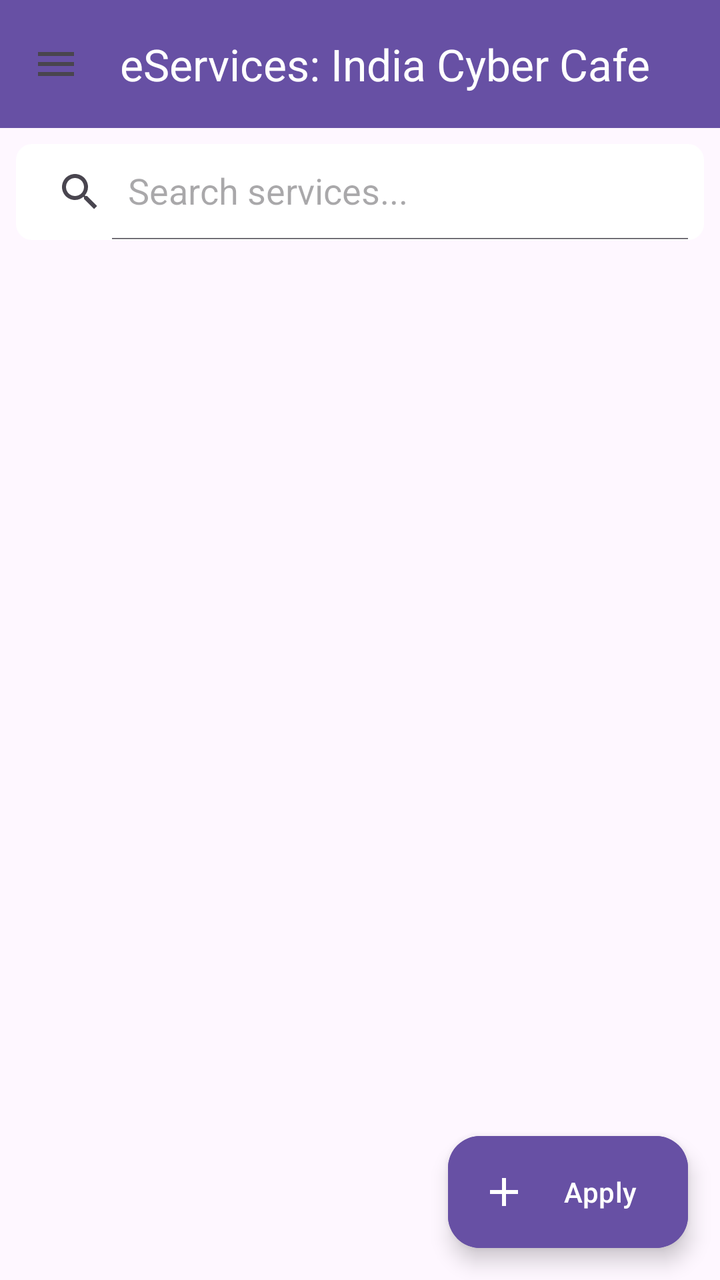
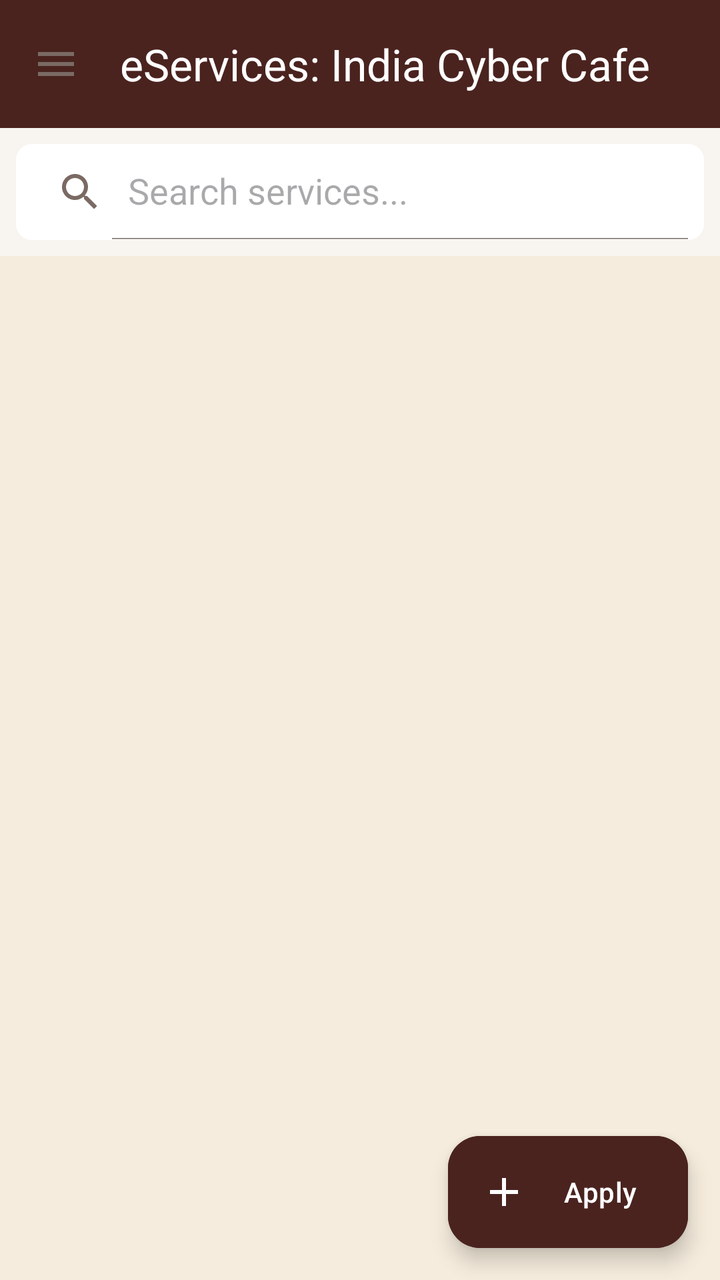

Two renders of the same Android screen: before a commit and after it. Below are the layout's source before the change and the commit's diff.
<!-- AndroidManifest.xml: application theme Theme.EServicesICCHelper -->
<!-- res/layout/activity_main.xml -->
<?xml version="1.0" encoding="utf-8"?>
<androidx.drawerlayout.widget.DrawerLayout xmlns:android="http://schemas.android.com/apk/res/android"
    xmlns:app="http://schemas.android.com/apk/res-auto"
    xmlns:tools="http://schemas.android.com/tools"
    android:id="@+id/drawer_layout"
    android:layout_width="match_parent"
    android:layout_height="match_parent"
    android:fitsSystemWindows="true"
    tools:openDrawer="start">

    <androidx.constraintlayout.widget.ConstraintLayout
        android:layout_width="match_parent"
        android:layout_height="match_parent">

        <com.google.android.material.appbar.AppBarLayout
            android:id="@+id/appBarLayout"
            android:layout_width="match_parent"
            android:layout_height="wrap_content"
            app:layout_constraintTop_toTopOf="parent">

            <com.google.android.material.appbar.MaterialToolbar
                android:id="@+id/toolbar"
                android:layout_width="match_parent"
                android:layout_height="?attr/actionBarSize"
                android:background="?attr/colorPrimary"
                app:navigationIcon="@drawable/ic_menu"
                app:title="@string/app_name"
                app:titleTextColor="@color/white" />

            <androidx.appcompat.widget.SearchView
                android:id="@+id/searchView"
                android:layout_width="match_parent"
                android:layout_height="wrap_content"
                android:layout_margin="8dp"
                android:background="@drawable/search_background"
                app:iconifiedByDefault="false"
                app:queryHint="Search services..." />

        </com.google.android.material.appbar.AppBarLayout>

        <androidx.recyclerview.widget.RecyclerView
            android:id="@+id/recyclerViewCategories"
            android:layout_width="match_parent"
            android:layout_height="0dp"
            android:padding="8dp"
            app:layout_constraintBottom_toBottomOf="parent"
            app:layout_constraintTop_toBottomOf="@id/appBarLayout"
            tools:listitem="@layout/item_category" />

        <ProgressBar
            android:id="@+id/progressBar"
            android:layout_width="wrap_content"
            android:layout_height="wrap_content"
            android:visibility="gone"
            app:layout_constraintBottom_toBottomOf="parent"
            app:layout_constraintEnd_toEndOf="parent"
            app:layout_constraintStart_toStartOf="parent"
            app:layout_constraintTop_toBottomOf="@id/appBarLayout" />

        <TextView
            android:id="@+id/tvEmptyState"
            android:layout_width="wrap_content"
            android:layout_height="wrap_content"
            android:text="No services found"
            android:visibility="gone"
            app:layout_constraintBottom_toBottomOf="parent"
            app:layout_constraintEnd_toEndOf="parent"
            app:layout_constraintStart_toStartOf="parent"
            app:layout_constraintTop_toBottomOf="@id/appBarLayout" />

        <include
            android:id="@+id/layoutFabApply"
            layout="@layout/layout_apply_fab" />

    </androidx.constraintlayout.widget.ConstraintLayout>

    <com.google.android.material.navigation.NavigationView
        android:id="@+id/nav_view"
        android:layout_width="wrap_content"
        android:layout_height="match_parent"
        android:layout_gravity="start"
        android:fitsSystemWindows="true"
        app:headerLayout="@layout/nav_header"
        app:menu="@menu/drawer_menu"
        app:itemIconTint="@color/md_theme_light_primary"
        app:itemTextColor="@color/black" />

</androidx.drawerlayout.widget.DrawerLayout>
<!-- res/layout/item_category.xml (included above) -->
<?xml version="1.0" encoding="utf-8"?>
<layout xmlns:android="http://schemas.android.com/apk/res/android"
    xmlns:app="http://schemas.android.com/apk/res-auto">

    <com.google.android.material.card.MaterialCardView
        android:layout_width="match_parent"
        android:layout_height="wrap_content"
        android:layout_margin="8dp"
        app:cardCornerRadius="12dp"
        app:cardElevation="4dp">

        <LinearLayout
            android:layout_width="match_parent"
            android:layout_height="wrap_content"
            android:gravity="center_vertical"
            android:orientation="horizontal"
            android:padding="16dp">

            <ImageView
                android:id="@+id/ivCategoryIcon"
                android:layout_width="48dp"
                android:layout_height="48dp"
                android:contentDescription="Category Icon"
                android:src="@drawable/ic_launcher_foreground" />

            <TextView
                android:id="@+id/tvCategoryTitle"
                android:layout_width="0dp"
                android:layout_height="wrap_content"
                android:layout_marginStart="16dp"
                android:layout_weight="1"
                android:text="Category Title"
                android:textSize="18sp"
                android:textStyle="bold" />

            <ImageView
                android:layout_width="wrap_content"
                android:layout_height="wrap_content"
                android:src="@drawable/ic_arrow_forward"
                app:tint="@color/black" />

        </LinearLayout>

    </com.google.android.material.card.MaterialCardView>
</layout>
<!-- res/layout/layout_apply_fab.xml (included above) -->
<?xml version="1.0" encoding="utf-8"?>
<com.google.android.material.floatingactionbutton.ExtendedFloatingActionButton xmlns:android="http://schemas.android.com/apk/res/android"
    xmlns:app="http://schemas.android.com/apk/res-auto"
    android:id="@+id/fabApply"
    android:layout_width="wrap_content"
    android:layout_height="wrap_content"
    android:layout_margin="16dp"
    android:text="@string/btn_apply"
    android:textColor="@color/white"
    app:backgroundTint="?attr/colorPrimary"
    app:icon="@drawable/ic_add"
    app:iconTint="@color/white"
    app:layout_constraintBottom_toBottomOf="parent"
    app:layout_constraintEnd_toEndOf="parent" />
<!-- res/layout/nav_header.xml (included above) -->
<?xml version="1.0" encoding="utf-8"?>
<LinearLayout xmlns:android="http://schemas.android.com/apk/res/android"
    android:layout_width="match_parent"
    android:layout_height="176dp"
    android:background="@color/md_theme_light_primary"
    android:gravity="bottom"
    android:orientation="vertical"
    android:padding="16dp"
    android:theme="@style/ThemeOverlay.AppCompat.Dark">

    <ImageView
        android:id="@+id/imageView"
        android:layout_width="64dp"
        android:layout_height="64dp"
        android:contentDescription="App Icon"
        android:paddingTop="8dp"
        android:src="@mipmap/ic_launcher" />

    <TextView
        android:layout_width="match_parent"
        android:layout_height="wrap_content"
        android:paddingTop="8dp"
        android:text="@string/nav_header_title"
        android:textAppearance="@style/TextAppearance.AppCompat.Body1"
        android:textSize="20sp"
        android:textStyle="bold" />

    <TextView
        android:layout_width="wrap_content"
        android:layout_height="wrap_content"
        android:text="@string/nav_header_subtitle"
        android:textSize="14sp" />

</LinearLayout>
<!-- resources referenced by this layout -->
<resources>
  <color name="black">#FF000000</color>
  <color name="md_theme_light_primary">#6750A4</color>
  <color name="white">#FFFFFFFF</color>
  <!-- drawable ic_arrow_forward (drawable) -->
  <vector xmlns:android="http://schemas.android.com/apk/res/android"
      android:width="24dp"
      android:height="24dp"
      android:viewportWidth="24"
      android:viewportHeight="24">
    <path
        android:fillColor="@android:color/black"
        android:pathData="M12,4l-1.41,1.41L16.17,11H4v2h12.17l-5.58,5.59L12,20l8,-8z"/>
  </vector>
  <!-- drawable search_background (drawable) -->
  <?xml version="1.0" encoding="utf-8"?>
  <shape xmlns:android="http://schemas.android.com/apk/res/android">
      <solid android:color="@color/white" />
      <corners android:radius="8dp" />
  </shape>
  <!-- mipmap ic_launcher (mipmap-anydpi-v26) -->
  <?xml version="1.0" encoding="utf-8"?>
  <adaptive-icon xmlns:android="http://schemas.android.com/apk/res/android">
      <background android:drawable="@color/ic_launcher_background"/>
      <foreground android:drawable="@mipmap/ic_launcher_foreground"/>
      <monochrome android:drawable="@mipmap/ic_launcher_foreground"/>
  </adaptive-icon>
  <string name="app_name">eServices: India Cyber Cafe</string>
  <string name="btn_apply">Apply</string>
  <string name="nav_header_subtitle">India Cyber Cafe</string>
  <string name="nav_header_title">eServices:</string>
  <style name="Theme.EServicesICCHelper" parent="Base.Theme.EServicesICCHelper" />
  <color name="ic_launcher_background">#FFFFFF</color>
  <style name="Base.Theme.EServicesICCHelper" parent="Theme.Material3.DayNight.NoActionBar">
          
          <item name="colorPrimary">@color/md_theme_light_primary</item>
          <item name="colorOnPrimary">@color/md_theme_light_onPrimary</item>
          <item name="colorPrimaryContainer">@color/md_theme_light_primaryContainer</item>
          <item name="colorOnPrimaryContainer">@color/md_theme_light_onPrimaryContainer</item>
          <item name="colorSecondary">@color/md_theme_light_secondary</item>
          <item name="colorOnSecondary">@color/md_theme_light_onSecondary</item>
          <item name="colorSecondaryContainer">@color/md_theme_light_secondaryContainer</item>
          <item name="colorOnSecondaryContainer">@color/md_theme_light_onSecondaryContainer</item>
  
          <item name="android:statusBarColor">@color/md_theme_light_primary</item>
          <item name="android:windowLightStatusBar">false</item>
      </style>
  <color name="md_theme_light_onPrimary">#FFFFFF</color>
  <color name="md_theme_light_primaryContainer">#EADDFF</color>
  <color name="md_theme_light_onPrimaryContainer">#21005D</color>
  <color name="md_theme_light_secondary">#625B71</color>
  <color name="md_theme_light_onSecondary">#FFFFFF</color>
  <color name="md_theme_light_secondaryContainer">#E8DEF8</color>
  <color name="md_theme_light_onSecondaryContainer">#1D192B</color>
  <!-- unchanged entries left out for length: 3 -->
</resources>

<!-- the commit's change to res/layout/activity_main.xml (unified diff, before → after) -->
@@ -82,8 +82,8 @@
         android:fitsSystemWindows="true"
         app:headerLayout="@layout/nav_header"
         app:menu="@menu/drawer_menu"
-        app:itemIconTint="@color/md_theme_light_primary"
-        app:itemTextColor="@color/black" />
+        app:itemIconTint="?attr/colorPrimary"
+        app:itemTextColor="@color/text_primary" />
 
 </androidx.drawerlayout.widget.DrawerLayout>
 <!-- res/layout/item_category.xml (included above) -->
@@ -126,7 +126,7 @@
                 android:layout_width="wrap_content"
                 android:layout_height="wrap_content"
                 android:src="@drawable/ic_arrow_forward"
-                app:tint="@color/black" />
+                app:tint="@color/text_secondary" />
 
         </LinearLayout>
 
<!-- resource entries referenced after the edit -->
@@ -1,8 +1,9 @@
 <!-- resources referenced by this layout -->
 <resources>
-  <color name="black">#FF000000</color>
-  <color name="md_theme_light_primary">#6750A4</color>
-  <color name="white">#FFFFFFFF</color>
+  <color name="md_theme_light_primary">@color/primary_dark_brown</color>
+  <color name="text_primary">#2E1A17</color>
+  <color name="text_secondary">#7A6A63</color>
+  <color name="white">#FFFFFF</color>
   <!-- drawable ic_arrow_forward (drawable) -->
   <vector xmlns:android="http://schemas.android.com/apk/res/android"
       android:width="24dp"
@@ -31,28 +32,56 @@
   <string name="nav_header_subtitle">India Cyber Cafe</string>
   <string name="nav_header_title">eServices:</string>
   <style name="Theme.EServicesICCHelper" parent="Base.Theme.EServicesICCHelper" />
+  <color name="primary_dark_brown">#4A231F</color>
   <color name="ic_launcher_background">#FFFFFF</color>
-  <style name="Base.Theme.EServicesICCHelper" parent="Theme.Material3.DayNight.NoActionBar">
+  <style name="Base.Theme.EServicesICCHelper" parent="Theme.Material3.Light.NoActionBar">
           
-          <item name="colorPrimary">@color/md_theme_light_primary</item>
-          <item name="colorOnPrimary">@color/md_theme_light_onPrimary</item>
-          <item name="colorPrimaryContainer">@color/md_theme_light_primaryContainer</item>
-          <item name="colorOnPrimaryContainer">@color/md_theme_light_onPrimaryContainer</item>
-          <item name="colorSecondary">@color/md_theme_light_secondary</item>
-          <item name="colorOnSecondary">@color/md_theme_light_onSecondary</item>
-          <item name="colorSecondaryContainer">@color/md_theme_light_secondaryContainer</item>
-          <item name="colorOnSecondaryContainer">@color/md_theme_light_onSecondaryContainer</item>
+          <item name="colorPrimary">@color/primary_dark_brown</item>
+          <item name="colorOnPrimary">@color/white</item>
+          <item name="colorPrimaryContainer">@color/light_accent</item>
+          <item name="colorOnPrimaryContainer">@color/primary_dark_brown</item>
   
-          <item name="android:statusBarColor">@color/md_theme_light_primary</item>
+          
+          <item name="colorSecondary">@color/secondary_brown</item>
+          <item name="colorOnSecondary">@color/white</item>
+          <item name="colorSecondaryContainer">@color/divider_color</item>
+          <item name="colorOnSecondaryContainer">@color/text_primary</item>
+  
+          
+          <item name="colorTertiary">@color/accent_gold</item>
+          <item name="colorOnTertiary">@color/text_primary</item>
+          <item name="colorTertiaryContainer">@color/light_accent</item>
+          <item name="colorOnTertiaryContainer">@color/text_primary</item>
+  
+          
+          <item name="android:windowBackground">@color/background_cream</item>
+          <item name="colorSurface">@color/surface_card</item>
+          <item name="colorOnSurface">@color/text_primary</item>
+          <item name="colorSurfaceVariant">@color/surface_card</item>
+          <item name="colorOnSurfaceVariant">@color/text_secondary</item>
+  
+          <item name="android:textColorPrimary">@color/text_primary</item>
+          <item name="android:textColorSecondary">@color/text_secondary</item>
+  
+          
+          <item name="colorOutline">@color/divider_color</item>
+          <item name="colorOutlineVariant">@color/divider_color</item>
+  
+          
+          <item name="colorError">@color/error_color</item>
+          <item name="colorOnError">@color/white</item>
+  
+          
+          <item name="android:statusBarColor">@color/primary_dark_brown</item>
           <item name="android:windowLightStatusBar">false</item>
       </style>
-  <color name="md_theme_light_onPrimary">#FFFFFF</color>
-  <color name="md_theme_light_primaryContainer">#EADDFF</color>
-  <color name="md_theme_light_onPrimaryContainer">#21005D</color>
-  <color name="md_theme_light_secondary">#625B71</color>
-  <color name="md_theme_light_onSecondary">#FFFFFF</color>
-  <color name="md_theme_light_secondaryContainer">#E8DEF8</color>
-  <color name="md_theme_light_onSecondaryContainer">#1D192B</color>
+  <color name="light_accent">#F1D9B5</color>
+  <color name="secondary_brown">#6B3A33</color>
+  <color name="divider_color">#E4D8C8</color>
+  <color name="accent_gold">#D4AE7A</color>
+  <color name="background_cream">#F5ECDD</color>
+  <color name="surface_card">#F8F4EF</color>
+  <color name="error_color">#E53935</color>
   <!-- unchanged entries left out for length: 3 -->
 </resources>
 
